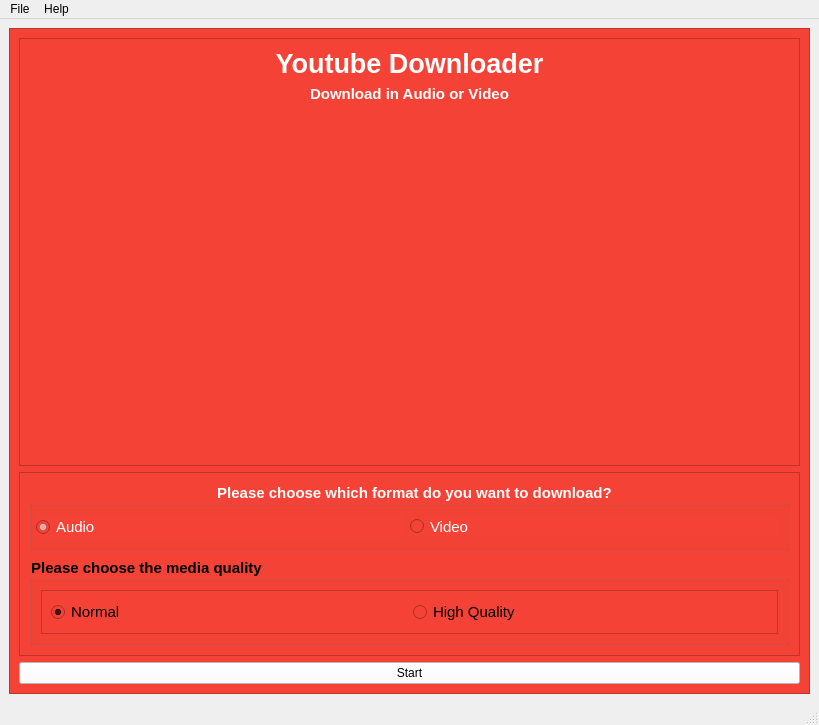
T4puSD/YoutubeDownloader, file gui.ui: the form before one commit.
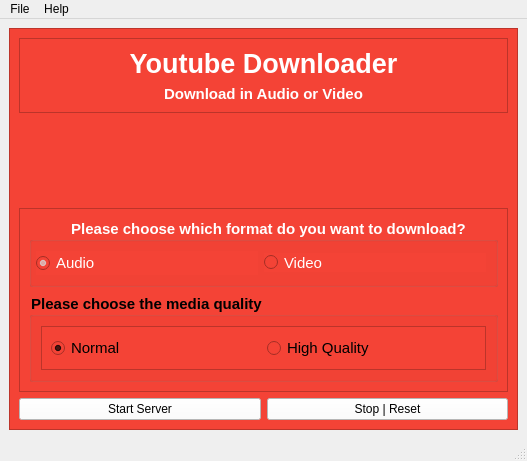
The form after the commit.

Commit message: GUI is able to start and stop the server

What changed in the file:
```diff
--- a/gui.ui
+++ b/gui.ui
@@ -6,8 +6,8 @@
    <rect>
     <x>0</x>
     <y>0</y>
-    <width>819</width>
-    <height>725</height>
+    <width>527</width>
+    <height>461</height>
    </rect>
   </property>
   <property name="windowTitle">
@@ -81,6 +81,11 @@
               </property>
              </widget>
             </item>
+           </layout>
+          </item>
+         </layout>
+        </widget>
+       </item>
             <item>
              <spacer name="verticalSpacer">
               <property name="orientation">
@@ -89,16 +94,11 @@
               <property name="sizeHint" stdset="0">
                <size>
                 <width>20</width>
-                <height>200</height>
+           <height>40</height>
                </size>
               </property>
              </spacer>
             </item>
-           </layout>
-          </item>
-         </layout>
-        </widget>
-       </item>
        <item>
         <widget class="QFrame" name="frame_4">
          <property name="layoutDirection">
@@ -255,6 +255,8 @@
         </widget>
        </item>
        <item>
+        <layout class="QHBoxLayout" name="horizontalLayout_2">
+         <item>
         <widget class="QPushButton" name="startServerButton">
          <property name="sizePolicy">
           <sizepolicy hsizetype="Preferred" vsizetype="Preferred">
@@ -267,9 +269,28 @@
 background-color: rgb(255, 255, 255);</string>
          </property>
          <property name="text">
-          <string>Start</string>
-         </property>
-        </widget>
+            <string>Start Server</string>
+           </property>
+          </widget>
+         </item>
+         <item>
+          <widget class="QPushButton" name="stopOrResetButton">
+           <property name="sizePolicy">
+            <sizepolicy hsizetype="Preferred" vsizetype="Preferred">
+             <horstretch>0</horstretch>
+             <verstretch>0</verstretch>
+            </sizepolicy>
+           </property>
+           <property name="styleSheet">
+            <string notr="true">color: rgb(0, 0, 0);
+background-color: rgb(255, 255, 255);</string>
+           </property>
+           <property name="text">
+            <string>Stop | Reset</string>
+           </property>
+          </widget>
+         </item>
+        </layout>
        </item>
       </layout>
      </widget>
@@ -281,7 +302,7 @@
     <rect>
      <x>0</x>
      <y>0</y>
-     <width>819</width>
+     <width>527</width>
      <height>27</height>
     </rect>
    </property>
```
Lines whose indentation alone changed are shown as unchanged. The commit also changes 3 other files.
